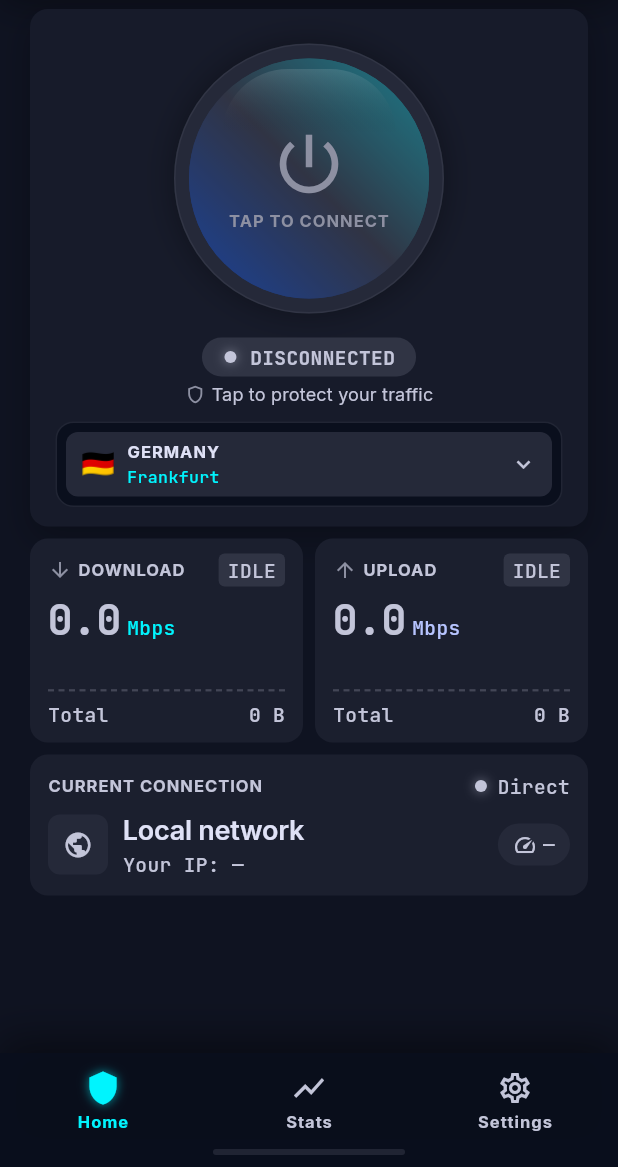
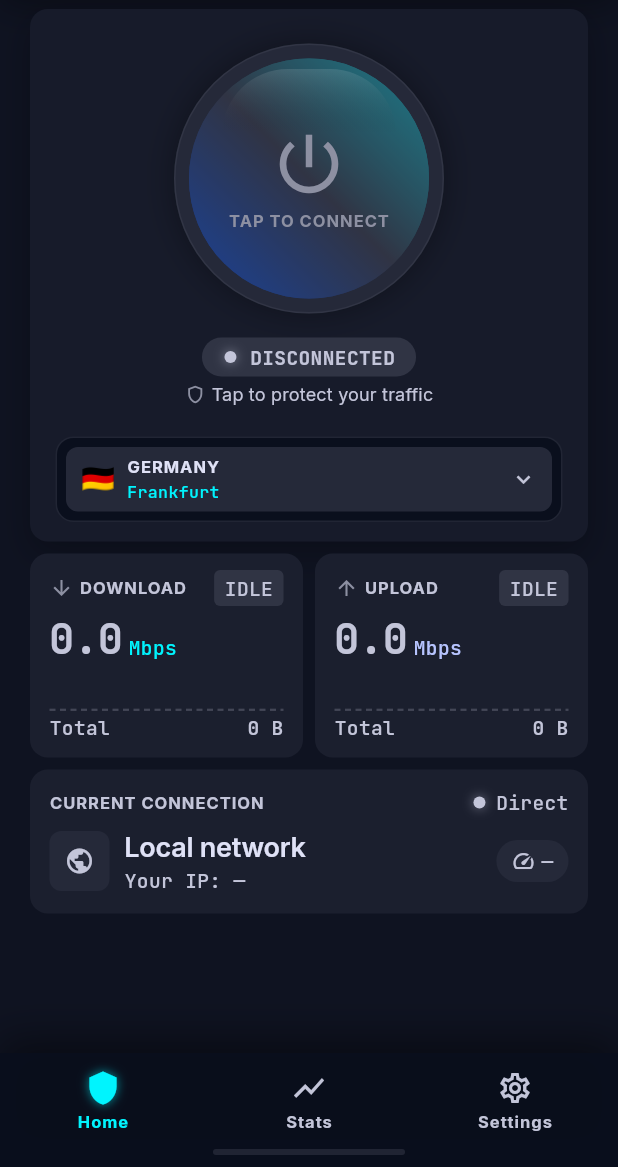
Before and after one commit to TomasPetrik/vpn, a Flutter app: the screen it shows after launch, on a phone screen of 412 x 824 dp, the part 69-1236 px from its top. Run offline on Flutter 3.47's test engine with Material 3 defaults, Android fonts, the phone set to English and light mode, and no system bars; our stand-ins replace device_info_plus, dio, equatable, flutter_bloc, flutter_secure_storage, get_it and 4 more; missing offline and left inert: mobile_device_identifier; network calls fail.

Commit message:
Keep home layout stable across connect states
Co-authored-by: Cursor <cursoragent@cursor.com>

```diff
--- a/lib/features/vpn/presentation/home_page.dart
+++ b/lib/features/vpn/presentation/home_page.dart
@@ -95,6 +95,10 @@ class HomePage extends StatelessWidget {
                       _TelemetryGrid(connect: connect, visual: visual),
                       const SizedBox(height: 8),
                       _ServerDetailCard(connect: connect, visual: visual),
+                      if (visual == _HubVisualState.connecting) ...[
+                        const SizedBox(height: 8),
+                        _TunnelNegotiationCard(phase: connect.phase),
+                      ],
                       if (isDevMode && connect.log.isNotEmpty) ...[
                         const SizedBox(height: 4),
                         TextButton(
@@ -350,21 +354,25 @@ class _StatusHud extends StatelessWidget {
             ),
           ],
         ),
-        if (visual == _HubVisualState.connecting) ...[
+        // Always reserve the handshake bar slot so dial/telemetry do not jump.
         const SizedBox(height: 6),
         SizedBox(
           width: 176,
-            child: ClipRRect(
+          height: 4,
+          child: visual == _HubVisualState.connecting
+              ? ClipRRect(
                   borderRadius: BorderRadius.circular(999),
                   child: LinearProgressIndicator(
                     value: _handshakePercent(connect.phase) / 100,
                     minHeight: 4,
                     backgroundColor: CyberShieldColors.surfaceContainerHighest,
-                valueColor: const AlwaysStoppedAnimation(CyberShieldColors.secondaryContainer),
+                    valueColor: const AlwaysStoppedAnimation(
+                      CyberShieldColors.secondaryContainer,
                     ),
                   ),
+                )
+              : const SizedBox.expand(),
         ),
-        ],
       ],
     );
   }
@@ -782,13 +790,16 @@ class _TelemetryCard extends StatelessWidget {
   Widget build(BuildContext context) {
     final muted = visual == _HubVisualState.disconnected;
     return Container(
+      height: 136,
       padding: const EdgeInsets.fromLTRB(12, 10, 12, 10),
       decoration: BoxDecoration(
         color: CyberShieldColors.surfaceContainer,
         borderRadius: BorderRadius.circular(12),
-        border: visual == _HubVisualState.connecting
-            ? Border.all(color: CyberShieldColors.outlineVariant.withValues(alpha: 0.3))
-            : null,
+        border: Border.all(
+          color: visual == _HubVisualState.connecting
+              ? CyberShieldColors.outlineVariant.withValues(alpha: 0.3)
+              : Colors.transparent,
+        ),
       ),
       child: Column(
         crossAxisAlignment: CrossAxisAlignment.start,
@@ -813,9 +824,11 @@ class _TelemetryCard extends StatelessWidget {
                       ? badgeColor.withValues(alpha: 0.18)
                       : CyberShieldColors.surfaceContainerHighest,
                   borderRadius: BorderRadius.circular(4),
-                  border: visual == _HubVisualState.connecting
-                      ? Border.all(color: badgeColor.withValues(alpha: 0.2))
-                      : null,
+                  border: Border.all(
+                    color: visual == _HubVisualState.connecting
+                        ? badgeColor.withValues(alpha: 0.2)
+                        : Colors.transparent,
+                  ),
                 ),
                 child: Text(
                   badge,
@@ -827,14 +840,18 @@ class _TelemetryCard extends StatelessWidget {
             ],
           ),
           const SizedBox(height: 6),
-          Row(
+          SizedBox(
+            height: 32,
+            child: Row(
               crossAxisAlignment: CrossAxisAlignment.baseline,
               textBaseline: TextBaseline.alphabetic,
               children: [
                 Text(
                   value,
                   style: CyberShieldTheme.metricStat(
-                  color: muted ? CyberShieldColors.onSurfaceVariant : CyberShieldColors.onSurface,
+                    color: muted
+                        ? CyberShieldColors.onSurfaceVariant
+                        : CyberShieldColors.onSurface,
                   ),
                 ),
                 const SizedBox(width: 4),
@@ -842,10 +859,12 @@ class _TelemetryCard extends StatelessWidget {
                   child: Text(
                     unit,
                     style: CyberShieldTheme.labelCode(color: accent),
+                    maxLines: 1,
                     overflow: TextOverflow.ellipsis,
                   ),
                 ),
               ],
+            ),
           ),
           const SizedBox(height: 6),
           SizedBox(
@@ -855,7 +874,7 @@ class _TelemetryCard extends StatelessWidget {
               painter: _SparklinePainter(samples: samples, visual: visual, color: accent),
             ),
           ),
-          const SizedBox(height: 4),
+          const Spacer(),
           Row(
             children: [
               Text(footerLabel, style: CyberShieldTheme.labelCode()),
@@ -865,7 +884,9 @@ class _TelemetryCard extends StatelessWidget {
                 style: CyberShieldTheme.labelCode(
                   color: muted
                       ? CyberShieldColors.onSurfaceVariant
-                      : (visual == _HubVisualState.connecting ? accent : CyberShieldColors.onSurface),
+                      : (visual == _HubVisualState.connecting
+                          ? accent
+                          : CyberShieldColors.onSurface),
                   weight: FontWeight.w600,
                 ),
               ),
@@ -970,9 +991,11 @@ class _ServerDetailCardState extends State<_ServerDetailCard> {
           decoration: BoxDecoration(
             color: CyberShieldColors.surfaceContainer,
             borderRadius: BorderRadius.circular(12),
-            border: visual == _HubVisualState.connecting
-                ? Border.all(color: CyberShieldColors.outlineVariant.withValues(alpha: 0.3))
-                : null,
+            border: Border.all(
+              color: visual == _HubVisualState.connecting
+                  ? CyberShieldColors.outlineVariant.withValues(alpha: 0.3)
+                  : Colors.transparent,
+            ),
           ),
           child: Column(
             children: [
@@ -1073,12 +1096,6 @@ class _ServerDetailCardState extends State<_ServerDetailCard> {
                   ),
                 ],
               ),
-              if (visual == _HubVisualState.connecting) ...[
-                const SizedBox(height: 8),
-                const Divider(height: 1),
-                const SizedBox(height: 8),
-                _HandshakeProgress(phase: connect.phase),
-              ],
             ],
           ),
         );
@@ -1087,8 +1104,8 @@ class _ServerDetailCardState extends State<_ServerDetailCard> {
   }
 }
 
-class _HandshakeProgress extends StatelessWidget {
-  const _HandshakeProgress({required this.phase});
+class _TunnelNegotiationCard extends StatelessWidget {
+  const _TunnelNegotiationCard({required this.phase});
 
   final VpnConnectPhase phase;
 
@@ -1097,7 +1114,17 @@ class _HandshakeProgress extends StatelessWidget {
     final pct = _handshakePercent(phase);
     final step = pct <= 33 ? 1 : (pct <= 68 ? 2 : 3);
 
-    return Column(
+    return Container(
+      width: double.infinity,
+      padding: const EdgeInsets.fromLTRB(12, 12, 12, 12),
+      decoration: BoxDecoration(
+        color: CyberShieldColors.surfaceContainer,
+        borderRadius: BorderRadius.circular(12),
+        border: Border.all(
+          color: CyberShieldColors.outlineVariant.withValues(alpha: 0.3),
+        ),
+      ),
+      child: Column(
         children: [
           Row(
             children: [
@@ -1105,7 +1132,10 @@ class _HandshakeProgress extends StatelessWidget {
               const Spacer(),
               Text(
                 'Step $step of 3',
-              style: CyberShieldTheme.labelCode(color: CyberShieldColors.secondaryContainer, weight: FontWeight.w700),
+                style: CyberShieldTheme.labelCode(
+                  color: CyberShieldColors.secondaryContainer,
+                  weight: FontWeight.w700,
+                ),
               ),
             ],
           ),
@@ -1134,6 +1164,7 @@ class _HandshakeProgress extends StatelessWidget {
             ],
           ),
         ],
+      ),
     );
   }
 }
```
Lines whose indentation alone changed are shown as unchanged.
